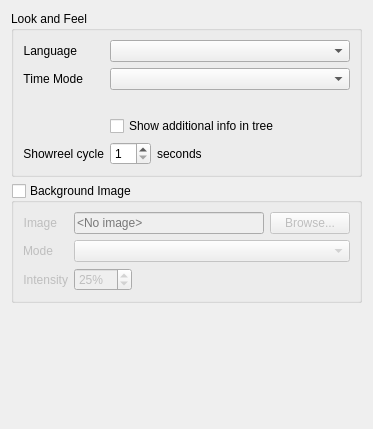
Old version of the form client/nx_client_desktop/src/ui/widgets/local_settings/look_and_feel_preferences_widget.ui in the repository networkoptix/nx_open.
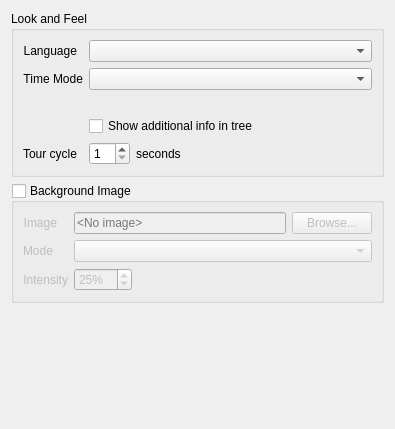
New version of the form.

Commit message:
VMS-7737: Rename "Showreel Cycle" to "Tour Cycle"
<==== Mercurial data ====>
Branch: vms_3.1

Diff of the .ui file:
```diff
--- a/client/nx_client_desktop/src/ui/widgets/local_settings/look_and_feel_preferences_widget.ui
+++ b/client/nx_client_desktop/src/ui/widgets/local_settings/look_and_feel_preferences_widget.ui
@@ -6,7 +6,7 @@
    <rect>
     <x>0</x>
     <y>0</y>
-    <width>373</width>
+    <width>395</width>
     <height>429</height>
    </rect>
   </property>
@@ -72,7 +72,7 @@
       <item row="4" column="0">
        <widget class="QLabel" name="tourCycleTimeLabel">
         <property name="text">
-         <string>Showreel cycle</string>
+         <string>Tour cycle</string>
         </property>
         <property name="alignment">
          <set>Qt::AlignRight|Qt::AlignTrailing|Qt::AlignVCenter</set>
```
